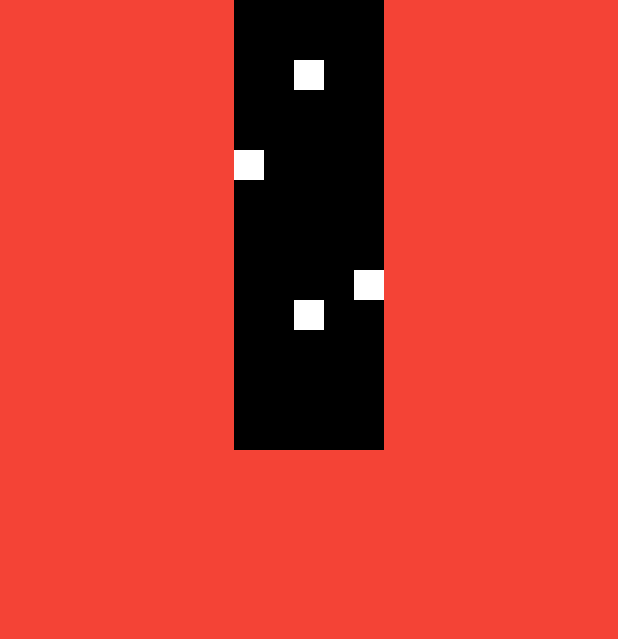
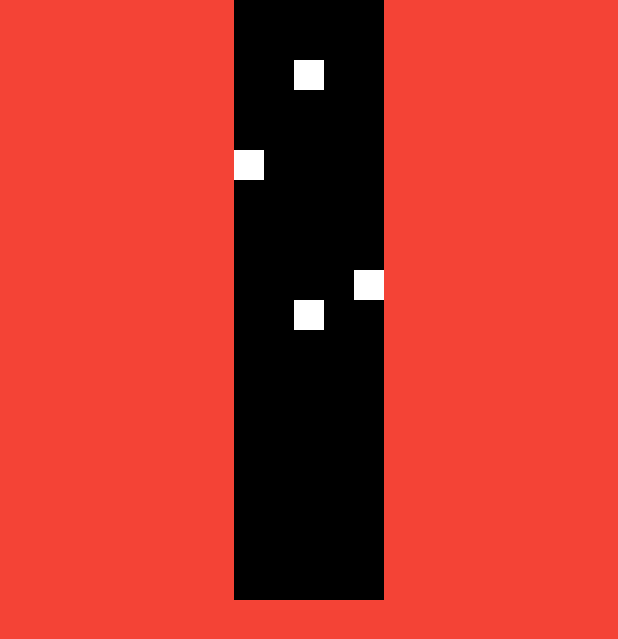
Before and after one commit to msceada1/flutter-dart-2627, a Flutter app: the screen it shows after launch, on a phone screen of 412 x 824 dp. Shown: the top 639 px of the screen. Run offline on Flutter 3.47's test engine with Material 3 defaults, Android fonts, the phone set to English and light mode, and no system bars.

Commit message:
cambios dado 5

```diff
--- a/lib/main.dart
+++ b/lib/main.dart
@@ -79,6 +79,38 @@ class MyApp extends StatelessWidget {
                     ],
                   ),
                 ),
+              ),
+              Center(
+                child: Container(
+                  width: 100,
+                  height: 100,
+                  color: Colors.black,
+                  alignment: Alignment.topLeft,
+                  child: Row(
+                    children: [
+                      Column(
+                        mainAxisAlignment: MainAxisAlignment.spaceBetween,
+                        children: [
+                          Container(
+                            width: 20,
+                            height: 20,
+                            color: Colors.black,
+                          ),
+                          Container(
+                            width: 20,
+                            height: 20,
+                            color: Colors.black,
+                          )
+                        ],
+                      ),
+                      Column(
+                        children: [
+                          Container(width: 20, height: 20, color: Colors.black)
+                        ],
+                      )
+                    ],
+                  ),
+                ),
               )
             ],
           ),
```
